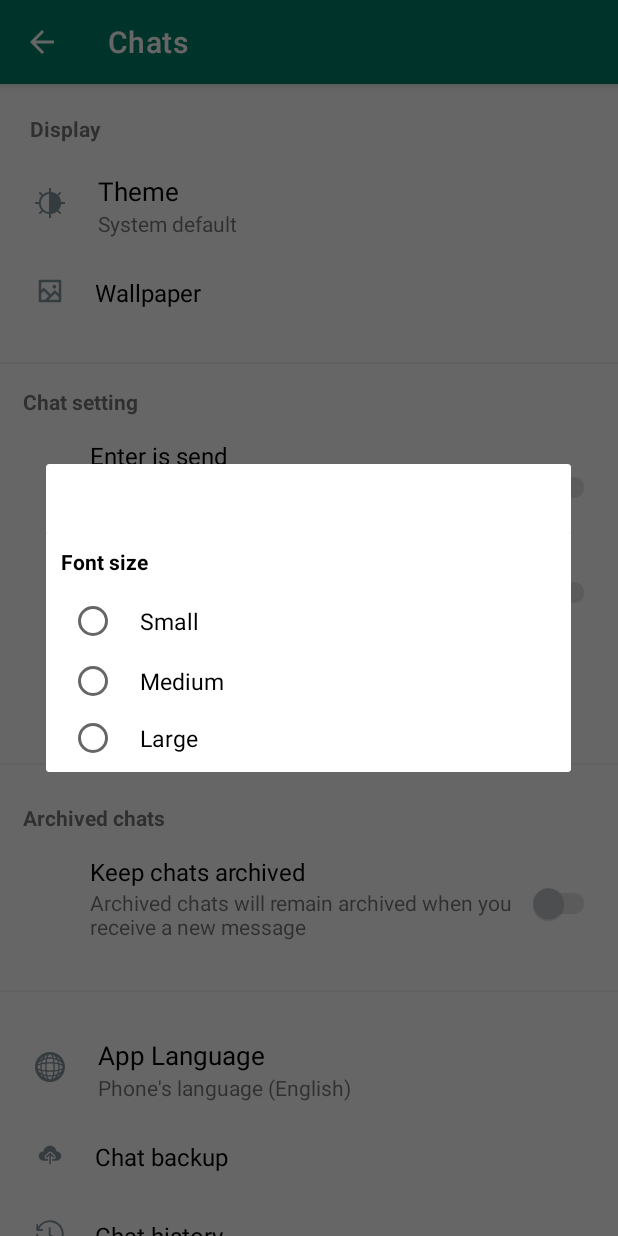
After one commit to srinathcs/whatsapp_clone, an Android app: the fragment SettingChatFontFragment placed in its activity, on a phone screen of 412 x 824 dp. The commit adds this screen. Run offline under Robolectric (Android 15) with nearby library versions, the phone set to English and light mode, and no system bars.

Commit message:
chat font size setting done

```diff
--- a/app/src/main/java/com/whatsapp/clone/presentation/settingChat/SettingChatActivity.java
+++ b/app/src/main/java/com/whatsapp/clone/presentation/settingChat/SettingChatActivity.java
@@ -15,6 +15,7 @@ import androidx.appcompat.widget.AppCompatButton;
 
 import com.whatsapp.clone.R;
 import com.whatsapp.clone.presentation.chatSettingCardTheme.ChatSettingThemeFragment;
+import com.whatsapp.clone.presentation.settingChatFontFragment.SettingChatFontFragment;
 import com.whatsapp.clone.presentation.settingWallpaper.SettingWallpaperActivity;
 import com.whatsapp.clone.widgets.accountItemView.AccountItemView;
 import com.whatsapp.clone.widgets.chatSettingArchived.ChatSettingArchived;
@@ -22,6 +23,7 @@ import com.whatsapp.clone.widgets.chatSettingDisplay.ChatSettingDisplay;
 import com.whatsapp.clone.widgets.chatSettingItem.ChatSetting;
 import com.whatsapp.clone.widgets.settingItemView.listener.ItemClickListener;
 import com.whatsapp.clone.widgets.settingItemView.ui.SettingItemView;
+import com.whatsapp.clone.widgets.settingPrivacy.PrivacyItemView;
 
 public class SettingChatActivity extends AppCompatActivity {
     ActionBar actionBar;
@@ -29,7 +31,9 @@ public class SettingChatActivity extends AppCompatActivity {
     SettingItemView chatTheme;
     AccountItemView chatWallpaper;
     ChatSetting mChatSetting;
+    PrivacyItemView mFontSize;
     ChatSettingArchived mChatSettingArchived;
+
 
     @Override
     protected void onCreate(@Nullable Bundle savedInstanceState) {
@@ -42,8 +46,10 @@ public class SettingChatActivity extends AppCompatActivity {
     }
 
     private void initView() {
+        mFontSize =findViewById(R.id.chatFont);
         chatTheme = findViewById(R.id.chatTheme);
         chatWallpaper = findViewById(R.id.chatWallpaper);
+        mFontSize= findViewById(R.id.chatFont);
         mChatSettingDisplay = findViewById(R.id.chatDisplay);
         mChatSetting = findViewById(R.id.chatSetting);
         mChatSettingArchived = findViewById(R.id.chatArchived);
@@ -68,6 +74,18 @@ public class SettingChatActivity extends AppCompatActivity {
                 onPopup();
             }
         });
+        mFontSize.setItemClickListener(new ItemClickListener() {
+            @Override
+            public void onClicked() {
+                onFontPopup();
+            }
+        });
+
+
+    }
+    private void onFontPopup(){
+        SettingChatFontFragment chatFontFragment = new SettingChatFontFragment();
+        chatFontFragment.show(getSupportFragmentManager(),"example");
     }
 
     /*private void onPopup() {
--- /dev/null
+++ b/app/src/main/java/com/whatsapp/clone/presentation/settingChatFontFragment/SettingChatFontFragment.java
@@ -0,0 +1,51 @@
+package com.whatsapp.clone.presentation.settingChatFontFragment;
+
+import android.os.Bundle;
+import android.view.LayoutInflater;
+import android.view.View;
+import android.view.ViewGroup;
+
+import androidx.annotation.NonNull;
+import androidx.annotation.Nullable;
+import androidx.appcompat.app.AppCompatDialogFragment;
+import androidx.appcompat.widget.AppCompatTextView;
+import androidx.cardview.widget.CardView;
+
+import com.whatsapp.clone.R;
+import com.whatsapp.clone.widgets.settingPrivacyLastSeen.SettingPrivacyLastSeen;
+import com.whatsapp.clone.widgets.settingPrivacyLastSeen.ui.utils.LastSeenItem;
+
+public class SettingChatFontFragment extends AppCompatDialogFragment {
+    AppCompatTextView tvTitle;
+    SettingPrivacyLastSeen mSettingFontSmall, mSettingFontMedium, mSettingFontLarge;
+    CardView cvFontSize;
+
+    @Nullable
+    @Override
+    public View onCreateView(@NonNull LayoutInflater inflater, @Nullable ViewGroup container, @Nullable Bundle savedInstanceState) {
+        View mView = inflater.inflate(R.layout.setting_font_size, container, false);
+        initView(mView);
+        onConfigSetup();
+        return mView;
+    }
+
+        private void initView(View mView) {
+            tvTitle = mView.findViewById(R.id.tvTitle);
+            mSettingFontSmall = mView.findViewById(R.id.fontSmall);
+            mSettingFontMedium = mView.findViewById(R.id.fontMedium);
+            mSettingFontLarge = mView.findViewById(R.id.fontLarge);
+            cvFontSize = mView.findViewById(R.id.cvFontSize);
+        }
+        private  void onConfigSetup(){
+            mSettingFontSmall.setType(LastSeenItem.SMALL);
+            mSettingFontMedium.setType(LastSeenItem.MEDIUM);
+            mSettingFontLarge.setType(LastSeenItem.LARGE);
+            setTitle(getString(R.string.fontSizeTtile));
+
+        }
+        private void setTitle(String title){
+        tvTitle.setText(title);
+        }
+
+
+}
--- a/app/src/main/java/com/whatsapp/clone/widgets/chatSettingItem/ChatSetting.java
+++ b/app/src/main/java/com/whatsapp/clone/widgets/chatSettingItem/ChatSetting.java
@@ -11,14 +11,18 @@ import androidx.appcompat.widget.AppCompatTextView;
 import androidx.appcompat.widget.LinearLayoutCompat;
 
 import com.whatsapp.clone.R;
+import com.whatsapp.clone.widgets.settingItemView.listener.ItemClickListener;
 import com.whatsapp.clone.widgets.settingPrivacy.PrivacyItemView;
 import com.whatsapp.clone.widgets.settingPrivacy.ReadReceipts;
+import com.whatsapp.clone.widgets.settingPrivacy.ui.utils.PrivacyItem;
 
 public class ChatSetting extends LinearLayoutCompat {
     Context mContext;
     ReadReceipts mReadReceiptsSend, mReadReceiptsMedia;
-    PrivacyItemView mPrivacyItemView;
+    PrivacyItemView mFontSize;
     AppCompatTextView tvTitle;
+    LinearLayoutCompat llParent;
+    ItemClickListener mItemClickListener;
 
     public ChatSetting(@NonNull Context mContext) {
         this(mContext, null);
@@ -38,9 +42,10 @@ public class ChatSetting extends LinearLayoutCompat {
     private void initView() {
         LayoutInflater inflater = LayoutInflater.from(mContext);
         View mView = inflater.inflate(R.layout.setting_chat_setting, this, true);
+        llParent = mView.findViewById(R.id.llParent);
         mReadReceiptsSend = mView.findViewById(R.id.chatSettingSend);
         mReadReceiptsMedia = mView.findViewById(R.id.chatSettingMedia);
-        mPrivacyItemView = mView.findViewById(R.id.chatFont);
+        mFontSize = mView.findViewById(R.id.chatFont);
         tvTitle = mView.findViewById(R.id.tvTitle);
     }
 
@@ -49,8 +54,7 @@ public class ChatSetting extends LinearLayoutCompat {
         mReadReceiptsSend.setDescription("Enter key will send your message");
         mReadReceiptsMedia.setTitle("Media visibility");
         mReadReceiptsMedia.setDescription("Show newly download media in your phone's gallery");
-        mPrivacyItemView.setTitle("Font size");
-        mPrivacyItemView.setDescription("Medium");
+        mFontSize.setType(PrivacyItem.FONT_SIZE);
         setTitle("Chat setting");
     }
 
--- a/app/src/main/java/com/whatsapp/clone/widgets/settingPrivacy/PrivacyItemView.java
+++ b/app/src/main/java/com/whatsapp/clone/widgets/settingPrivacy/PrivacyItemView.java
@@ -11,11 +11,14 @@ import androidx.appcompat.widget.AppCompatTextView;
 import androidx.appcompat.widget.LinearLayoutCompat;
 
 import com.whatsapp.clone.R;
+import com.whatsapp.clone.widgets.settingItemView.listener.ItemClickListener;
 import com.whatsapp.clone.widgets.settingPrivacy.ui.utils.PrivacyItem;
 
 public class PrivacyItemView extends LinearLayoutCompat {
     Context mContext;
     AppCompatTextView tvTitle, tvDescription;
+    LinearLayoutCompat llParent;
+    ItemClickListener mItemClickListener;
 
     public PrivacyItemView(@NonNull Context mContext) {
         this(mContext, null);
@@ -28,16 +31,28 @@ public class PrivacyItemView extends LinearLayoutCompat {
     public PrivacyItemView(@NonNull Context context, @Nullable AttributeSet attrs, int defStyleAttr) {
         super(context, attrs, defStyleAttr);
         this.mContext = context;
-
         initView();
+        setupEvent();
     }
 
     private void initView() {
         LayoutInflater inflater = LayoutInflater.from(mContext);
         View mView = inflater.inflate(R.layout.privacy_item, this, true);
         tvTitle = mView.findViewById(R.id.tvTitle);
+        llParent= mView.findViewById(R.id.llParent);
         tvDescription = mView.findViewById(R.id.tvDescription);
     }
+    private void setupEvent(){
+        llParent.setOnClickListener(new OnClickListener() {
+            @Override
+            public void onClick(View v) {
+                if (mItemClickListener!=null){
+                    mItemClickListener.onClicked();
+                }
+            }
+        });
+    }
+
 
     public void setTitle(String title) {
         tvTitle.setText(title);
@@ -45,6 +60,10 @@ public class PrivacyItemView extends LinearLayoutCompat {
 
     public void setDescription(String description) {
         tvDescription.setText(description);
+    }
+
+    public void setItemClickListener(ItemClickListener listener){
+        this.mItemClickListener = listener;
     }
 
     public void setType(PrivacyItem type) {
@@ -72,6 +91,9 @@ public class PrivacyItemView extends LinearLayoutCompat {
                 break;
             case FINGERPRINT_LOCK:
                 onFingerPrintLockSetup();
+                break;
+            case FONT_SIZE:
+                onFontSizeSetup();
                 break;
         }
     }
@@ -115,4 +137,9 @@ public class PrivacyItemView extends LinearLayoutCompat {
         setTitle(getContext().getString(R.string.finger_print));
         setDescription(getContext().getString(R.string.finger_description));
     }
+
+    private void onFontSizeSetup(){
+        setTitle(getContext().getString(R.string.fontSize));
+        setDescription(getContext().getString(R.string.fontDescription));
+    }
 }
--- a/app/src/main/java/com/whatsapp/clone/widgets/settingPrivacy/ui/utils/PrivacyItem.java
+++ b/app/src/main/java/com/whatsapp/clone/widgets/settingPrivacy/ui/utils/PrivacyItem.java
@@ -1,6 +1,6 @@
 package com.whatsapp.clone.widgets.settingPrivacy.ui.utils;
 
 public enum PrivacyItem {
-    LAST_SEEN,PROFILE_PHOTO,ABOUT,STATUS,GROUPS,LIVE_LOCATION,BLOCKED_CONTACTS,FINGERPRINT_LOCK;
+    LAST_SEEN,PROFILE_PHOTO,ABOUT,STATUS,GROUPS,LIVE_LOCATION,BLOCKED_CONTACTS,FINGERPRINT_LOCK,FONT_SIZE,
 
 }
--- a/app/src/main/java/com/whatsapp/clone/widgets/settingPrivacyLastSeen/SettingPrivacyLastSeen.java
+++ b/app/src/main/java/com/whatsapp/clone/widgets/settingPrivacyLastSeen/SettingPrivacyLastSeen.java
@@ -94,6 +94,15 @@ public class SettingPrivacyLastSeen extends LinearLayoutCompat {
             case DARK:
                 onDarkSetup();
                 break;
+            case SMALL:
+                onSmallSetup();
+                break;
+            case MEDIUM:
+                onMediumSetup();
+                break;
+            case LARGE:
+                onLargeSetup();
+                break;
         }
     }
 
@@ -141,4 +150,13 @@ public class SettingPrivacyLastSeen extends LinearLayoutCompat {
     public void onDarkSetup(){
         setTitle(getContext().getString(R.string.chatDarkTheme));
     }
+    public void onSmallSetup(){
+        setTitle(getContext().getString(R.string.fontSmall));
+    }
+    public void onMediumSetup(){
+        setTitle(getContext().getString(R.string.fontMedium));
+    }
+    public void onLargeSetup(){
+        setTitle(getContext().getString(R.string.fontLarge));
+    }
 }
--- a/app/src/main/java/com/whatsapp/clone/widgets/settingPrivacyLastSeen/ui/utils/LastSeenItem.java
+++ b/app/src/main/java/com/whatsapp/clone/widgets/settingPrivacyLastSeen/ui/utils/LastSeenItem.java
@@ -1,5 +1,5 @@
 package com.whatsapp.clone.widgets.settingPrivacyLastSeen.ui.utils;
 
 public enum LastSeenItem {
-    EVERYONE, MY_CONTACT, MY_CONTACT_EXCEPT, NOBODY, ONLY_SHARE_WITH, HOURS, DAY, DAYS, OFF, SYSTEM_DEFAULT, LIGHT, DARK
+    EVERYONE, MY_CONTACT, MY_CONTACT_EXCEPT, NOBODY, ONLY_SHARE_WITH, HOURS, DAY, DAYS, OFF, SYSTEM_DEFAULT, LIGHT, DARK, SMALL, MEDIUM, LARGE
 }
--- a/app/src/main/res/layout/privacy_item.xml
+++ b/app/src/main/res/layout/privacy_item.xml
@@ -1,7 +1,7 @@
 <?xml version="1.0" encoding="utf-8"?>
-<androidx.appcompat.widget.LinearLayoutCompat
-    xmlns:android="http://schemas.android.com/apk/res/android"
+<androidx.appcompat.widget.LinearLayoutCompat xmlns:android="http://schemas.android.com/apk/res/android"
     xmlns:tools="http://schemas.android.com/tools"
+    android:id="@+id/llParent"
     android:layout_width="match_parent"
     android:layout_height="match_parent"
     android:orientation="vertical">
@@ -18,6 +18,6 @@
         android:id="@+id/tvDescription"
         android:layout_width="match_parent"
         android:layout_height="wrap_content"
-        tools:text="@tools:sample/last_names"
-        android:paddingBottom="5dp"/>
+        android:paddingBottom="5dp"
+        tools:text="@tools:sample/last_names" />
 </androidx.appcompat.widget.LinearLayoutCompat>
--- a/app/src/main/res/layout/setting_chat_setting.xml
+++ b/app/src/main/res/layout/setting_chat_setting.xml
@@ -1,5 +1,6 @@
 <?xml version="1.0" encoding="utf-8"?>
 <androidx.appcompat.widget.LinearLayoutCompat xmlns:android="http://schemas.android.com/apk/res/android"
+    android:id="@+id/llParent"
     android:layout_width="match_parent"
     android:layout_height="match_parent"
     android:orientation="vertical">
--- /dev/null
+++ b/app/src/main/res/layout/setting_font_size.xml
@@ -0,0 +1,45 @@
+<?xml version="1.0" encoding="utf-8"?>
+<androidx.appcompat.widget.LinearLayoutCompat xmlns:android="http://schemas.android.com/apk/res/android"
+    android:layout_width="match_parent"
+    android:layout_height="match_parent"
+    android:gravity="center"
+    android:orientation="vertical">
+
+    <androidx.cardview.widget.CardView
+        android:id="@+id/cvFontSize"
+        android:layout_width="350dp"
+        android:layout_height="@dimen/dp160">
+
+        <androidx.appcompat.widget.AppCompatTextView
+            android:id="@+id/tvTitle"
+            android:layout_width="match_parent"
+            android:layout_height="wrap_content"
+            android:text="Font size"
+            android:textStyle="bold"
+            android:layout_marginStart="@dimen/dp10"
+            android:layout_marginTop="@dimen/dp10"
+            android:textColor="@color/black"/>
+
+        <com.whatsapp.clone.widgets.settingPrivacyLastSeen.SettingPrivacyLastSeen
+            android:id="@+id/fontSmall"
+            android:layout_width="match_parent"
+            android:layout_height="wrap_content"
+            android:layout_marginTop="@dimen/dp30"/>
+
+        <com.whatsapp.clone.widgets.settingPrivacyLastSeen.SettingPrivacyLastSeen
+            android:id="@+id/fontMedium"
+            android:layout_width="match_parent"
+            android:layout_height="wrap_content"
+            android:layout_marginTop="@dimen/dp70"/>
+
+        <com.whatsapp.clone.widgets.settingPrivacyLastSeen.SettingPrivacyLastSeen
+            android:id="@+id/fontLarge"
+            android:layout_width="match_parent"
+            android:layout_height="wrap_content"
+            android:layout_marginTop="@dimen/dp110"
+            />
+
+
+    </androidx.cardview.widget.CardView>
+
+</androidx.appcompat.widget.LinearLayoutCompat>
--- a/app/src/main/res/values/strings.xml
+++ b/app/src/main/res/values/strings.xml
@@ -132,6 +132,12 @@
     <string name="chatSystemTheme">System default</string>
     <string name="chatLightTheme">Light</string>
     <string name="chatDarkTheme">Dark</string>
+    <string name="fontSmall">Small</string>
+    <string name="fontMedium">Medium</string>
+    <string name="fontLarge">Large</string>
+    <string name="fontSizeTtile">Font size</string>
+    <string name="fontSize">Font Size</string>
+    <string name="fontDescription">Medium</string>
 
 
 </resources>
```
Also changed, not shown: app/src/main/java/com/whatsapp/clone/presentation/privacySetting/PrivacySettingActivity.java (+18 -16 lines), app/src/main/java/com/whatsapp/clone/widgets/chatSettingDisplay/ChatSettingDisplay.java (+0 -10 lines), app/src/main/java/com/whatsapp/clone/widgets/settingFontSize/SettingFontSize.java (added, +22 -0 lines).
